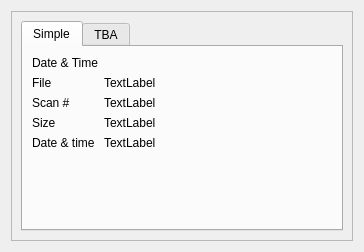
BCDA-APS/mdaviz, file mdaviz/resources/mda_search.ui: the form before one commit.
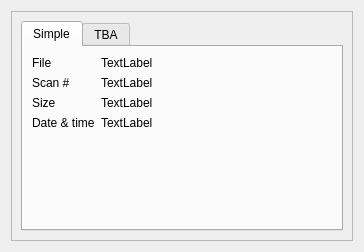
The form after the commit. Custom widgets are drawn as their Qt base class.

Commit message: remove date_time_range_slider

Patch:
```diff
--- a/mdaviz/resources/mda_search.ui
+++ b/mdaviz/resources/mda_search.ui
@@ -40,19 +40,6 @@
           </attribute>
           <layout class="QFormLayout" name="formLayout">
            <item row="0" column="0">
-            <widget class="QLabel" name="label">
-             <property name="toolTip">
-              <string>Search for runs between these two dates.</string>
-             </property>
-             <property name="text">
-              <string>Date &amp; Time</string>
-             </property>
-            </widget>
-           </item>
-           <item row="0" column="1">
-            <widget class="DateTimeRangeSlider" name="date_time_widget" native="true"/>
-           </item>
-           <item row="1" column="0">
             <widget class="QLabel" name="fiile_label">
              <property name="toolTip">
               <string>Search for runs that match this Bluesky plan.</string>
@@ -62,7 +49,14 @@
              </property>
             </widget>
            </item>
-           <item row="2" column="0">
+           <item row="0" column="1">
+            <widget class="QLabel" name="file_name">
+             <property name="text">
+              <string>TextLabel</string>
+             </property>
+            </widget>
+           </item>
+           <item row="1" column="0">
             <widget class="QLabel" name="scan_label">
              <property name="toolTip">
               <string>Search for runs with this scan ID.</string>
@@ -72,14 +66,28 @@
              </property>
             </widget>
            </item>
-           <item row="3" column="0">
+           <item row="1" column="1">
+            <widget class="QLabel" name="file_num">
+             <property name="text">
+              <string>TextLabel</string>
+             </property>
+            </widget>
+           </item>
+           <item row="2" column="0">
             <widget class="QLabel" name="size_label">
              <property name="text">
               <string>Size</string>
              </property>
             </widget>
            </item>
-           <item row="4" column="0">
+           <item row="2" column="1">
+            <widget class="QLabel" name="file_size">
+             <property name="text">
+              <string>TextLabel</string>
+             </property>
+            </widget>
+           </item>
+           <item row="3" column="0">
             <widget class="QLabel" name="date_label">
              <property name="toolTip">
               <string>Search for runs with these detector(s). Use a comma to separate more than one name. (such as &quot;diode, I0&quot;)</string>
@@ -89,28 +97,7 @@
              </property>
             </widget>
            </item>
-           <item row="1" column="1">
-            <widget class="QLabel" name="file_name">
-             <property name="text">
-              <string>TextLabel</string>
-             </property>
-            </widget>
-           </item>
-           <item row="2" column="1">
-            <widget class="QLabel" name="file_num">
-             <property name="text">
-              <string>TextLabel</string>
-             </property>
-            </widget>
-           </item>
            <item row="3" column="1">
-            <widget class="QLabel" name="file_size">
-             <property name="text">
-              <string>TextLabel</string>
-             </property>
-            </widget>
-           </item>
-           <item row="4" column="1">
             <widget class="QLabel" name="file_date">
              <property name="text">
               <string>TextLabel</string>
@@ -141,14 +128,6 @@
    </item>
   </layout>
  </widget>
- <customwidgets>
-  <customwidget>
-   <class>DateTimeRangeSlider</class>
-   <extends>QWidget</extends>
-   <header>date_time_range_slider.h</header>
-   <container>1</container>
-  </customwidget>
- </customwidgets>
  <resources/>
  <connections/>
 </ui>
```
